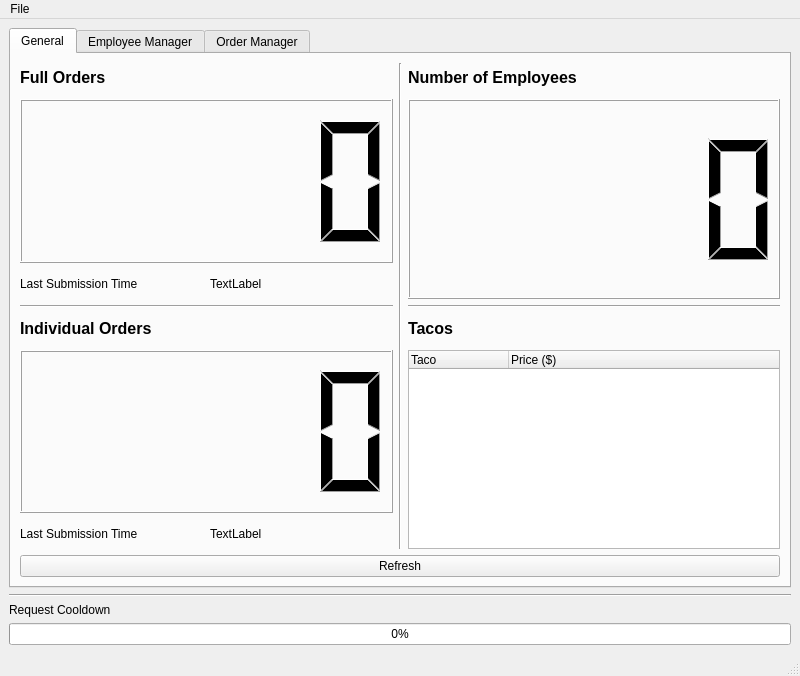
Above: src/ui/mainwindow.ui from justinmuskopf/taco_tuesday before the change. Below: the same form after it.
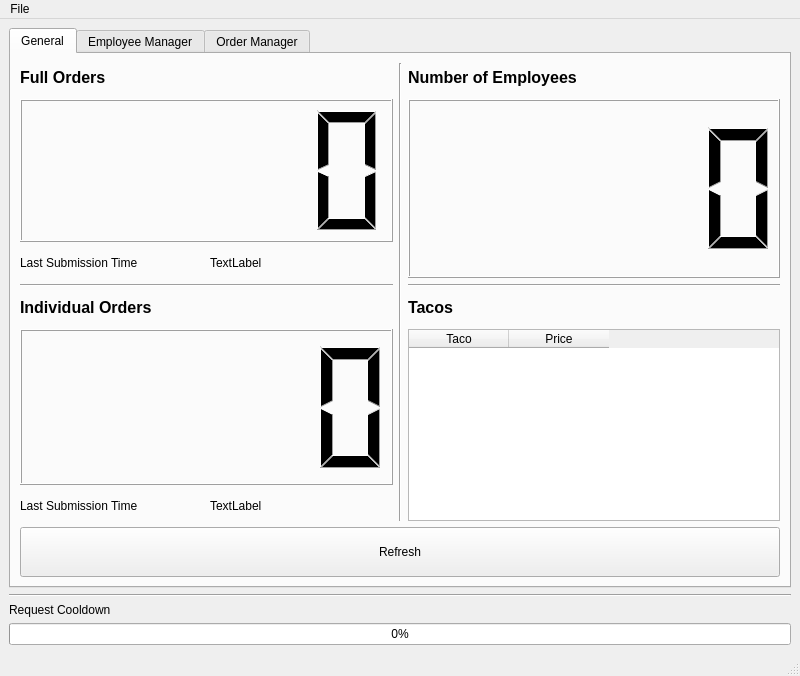
That is the form after the change. The open tabs and pages were chosen to show the change. Custom widgets are drawn as their Qt base class.

Diff of the .ui file:
```diff
--- a/src/ui/mainwindow.ui
+++ b/src/ui/mainwindow.ui
@@ -191,7 +191,7 @@
            </widget>
           </item>
           <item row="4" column="3">
-           <widget class="QTreeWidget" name="generalTacoTable">
+           <widget class="TacoTable" name="generalTacoTable">
             <property name="sizePolicy">
              <sizepolicy hsizetype="Minimum" vsizetype="Minimum">
               <horstretch>0</horstretch>
@@ -205,7 +205,7 @@
             </column>
             <column>
              <property name="text">
-              <string>Price ($)</string>
+              <string>Price</string>
              </property>
             </column>
            </widget>
@@ -214,6 +214,12 @@
         </item>
         <item row="1" column="0">
          <widget class="QPushButton" name="generalRefreshButton">
+          <property name="maximumSize">
+           <size>
+            <width>16777215</width>
+            <height>50</height>
+           </size>
+          </property>
           <property name="text">
            <string>Refresh</string>
           </property>
@@ -428,6 +434,11 @@
    <extends>QTreeWidget</extends>
    <header location="global">src/ttordertree.h</header>
   </customwidget>
+  <customwidget>
+   <class>TacoTable</class>
+   <extends>QTableWidget</extends>
+   <header location="global">src/tacotable.h</header>
+  </customwidget>
  </customwidgets>
  <resources/>
  <connections/>
```
Left out of the diff: 2 changed lines with no effect on the pictures.
